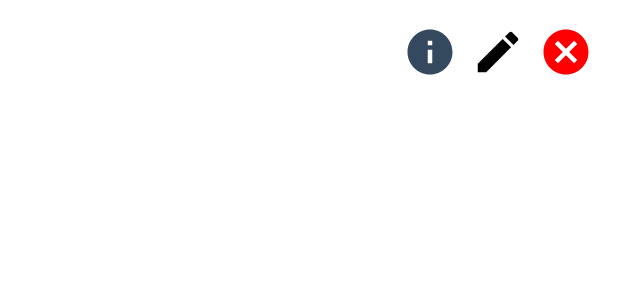
After one commit to AOskari/TMS, an Android app: the layout ateriatiedot_layout.xml on its own in the app's theme, with its tools: preview values and no code run, on a phone screen of 412 x 824 dp. The commit adds this screen. Shown: the top 300 px of the screen. Run offline under Robolectric (Android 15) with nearby library versions, the phone set to English and light mode, and no system bars.

Commit message:
Muokattu AteriatActivity.

```diff
--- a/app/src/main/AndroidManifest.xml
+++ b/app/src/main/AndroidManifest.xml
@@ -24,7 +24,7 @@
             android:name=".aktiviteetit.AteriatActivity"
             android:parentActivityName=".aktiviteetit.MainActivity" />
         <activity
-            android:name=".aktiviteetit.HaeActivity"
+            android:name=".aktiviteetit.HakuActivity"
             android:parentActivityName=".aktiviteetit.AteriaActivity"
             android:windowSoftInputMode="adjustPan" />
         <activity
--- a/app/src/main/java/com/example/androidproject/aktiviteetit/AteriaActivity.java
+++ b/app/src/main/java/com/example/androidproject/aktiviteetit/AteriaActivity.java
@@ -1,7 +1,6 @@
 package com.example.androidproject.aktiviteetit;
 
 import androidx.appcompat.app.AppCompatActivity;
-import androidx.core.view.ViewCompat;
 
 import android.app.AlertDialog;
 import android.app.TimePickerDialog;
@@ -280,6 +279,6 @@ public class AteriaActivity extends AppCompatActivity {
     }
 
     public void hae(View v) {
-        startActivity(new Intent(AteriaActivity.this, HaeActivity.class));
+        startActivity(new Intent(AteriaActivity.this, HakuActivity.class));
     }
 }
--- a/app/src/main/java/com/example/androidproject/aktiviteetit/HaeActivity.java
+++ b/app/src/main/java/com/example/androidproject/aktiviteetit/HakuActivity.java
@@ -32,7 +32,7 @@ import java.util.ArrayList;
 import java.util.List;
 import java.lang.*;
 
-public class HaeActivity extends AppCompatActivity {
+public class HakuActivity extends AppCompatActivity {
 
     private RequestQueue requestQueue;
     private List<Elintarvike> foodInfo;
--- /dev/null
+++ b/app/src/main/res/drawable/edit.xml
@@ -0,0 +1,5 @@
+<vector android:height="36dp" android:tint="?attr/colorControlNormal"
+    android:viewportHeight="24" android:viewportWidth="24"
+    android:width="36dp" xmlns:android="http://schemas.android.com/apk/res/android">
+    <path android:fillColor="@android:color/white" android:pathData="M3,17.25V21h3.75L17.81,9.94l-3.75,-3.75L3,17.25zM20.71,7.04c0.39,-0.39 0.39,-1.02 0,-1.41l-2.34,-2.34c-0.39,-0.39 -1.02,-0.39 -1.41,0l-1.83,1.83 3.75,3.75 1.83,-1.83z"/>
+</vector>
--- a/app/src/main/res/layout/activity_ateriat.xml
+++ b/app/src/main/res/layout/activity_ateriat.xml
@@ -8,7 +8,7 @@
 
     <ListView
         android:id="@+id/aterialista"
-        android:layout_width="299dp"
+        android:layout_width="match_parent"
         android:layout_height="425dp"
         android:layout_marginBottom="16dp"
         app:layout_constraintBottom_toBottomOf="parent"
--- a/app/src/main/res/layout/activity_hae.xml
+++ b/app/src/main/res/layout/activity_hae.xml
@@ -4,7 +4,7 @@
     xmlns:tools="http://schemas.android.com/tools"
     android:layout_width="match_parent"
     android:layout_height="match_parent"
-    tools:context=".aktiviteetit.HaeActivity">
+    tools:context=".aktiviteetit.HakuActivity">
 
     <EditText
         android:id="@+id/text_input"
--- /dev/null
+++ b/app/src/main/res/layout/ateriatiedot_layout.xml
@@ -0,0 +1,76 @@
+<?xml version="1.0" encoding="utf-8"?>
+<androidx.constraintlayout.widget.ConstraintLayout xmlns:android="http://schemas.android.com/apk/res/android"
+    xmlns:app="http://schemas.android.com/apk/res-auto"
+    xmlns:tools="http://schemas.android.com/tools"
+    android:layout_width="match_parent"
+    android:layout_height="match_parent">
+
+    <TextView
+        android:id="@+id/kellonaika"
+        android:layout_width="90dp"
+        android:layout_height="wrap_content"
+        android:layout_marginStart="16dp"
+        android:layout_marginLeft="16dp"
+        android:layout_marginTop="16dp"
+        android:textColor="@color/black"
+        android:textStyle="bold"
+        app:layout_constraintBottom_toTopOf="@+id/aterianNimi"
+        app:layout_constraintStart_toStartOf="parent"
+        app:layout_constraintTop_toTopOf="parent" />
+
+    <TextView
+        android:id="@+id/aterianNimi"
+        android:layout_width="130dp"
+        android:layout_height="wrap_content"
+        android:layout_marginStart="16dp"
+        android:layout_marginLeft="16dp"
+        android:layout_marginBottom="16dp"
+        android:textColor="@color/black"
+        android:textStyle="bold"
+        app:layout_constraintBottom_toBottomOf="parent"
+        app:layout_constraintStart_toStartOf="parent"
+        app:layout_constraintTop_toBottomOf="@+id/kellonaika" />
+
+    <ImageButton
+        android:id="@+id/info"
+        android:layout_width="37dp"
+        android:layout_height="37dp"
+        android:layout_marginTop="16dp"
+        android:layout_marginEnd="8dp"
+        android:layout_marginRight="8dp"
+        android:backgroundTint="#00000000"
+        android:tint="@color/primaryColor"
+        app:layout_constraintEnd_toStartOf="@+id/editoi"
+        app:layout_constraintTop_toTopOf="parent"
+        app:srcCompat="@drawable/info"
+        tools:ignore="VectorDrawableCompat" />
+
+    <ImageButton
+        android:id="@+id/poista"
+        android:layout_width="37dp"
+        android:layout_height="37dp"
+        android:layout_marginTop="16dp"
+        android:layout_marginEnd="16dp"
+        android:layout_marginRight="16dp"
+        android:backgroundTint="#00000000"
+        android:tint="@color/red"
+        app:layout_constraintEnd_toEndOf="parent"
+        app:layout_constraintTop_toTopOf="parent"
+        app:srcCompat="@drawable/cancel"
+        tools:ignore="VectorDrawableCompat" />
+
+    <ImageButton
+        android:id="@+id/editoi"
+        android:layout_width="37dp"
+        android:layout_height="37dp"
+        android:layout_marginTop="16dp"
+        android:layout_marginEnd="8dp"
+        android:layout_marginRight="8dp"
+        android:backgroundTint="#00000000"
+        android:tint="@color/black"
+        app:layout_constraintEnd_toStartOf="@+id/poista"
+        app:layout_constraintTop_toTopOf="parent"
+        app:srcCompat="@drawable/edit"
+        tools:ignore="VectorDrawableCompat" />
+
+</androidx.constraintlayout.widget.ConstraintLayout>
```
Also changed, not shown: app/src/main/java/com/example/androidproject/Ateria.java (+7 -0 lines), app/src/main/java/com/example/androidproject/AteriaLista.java (+20 -2 lines), app/src/main/java/com/example/androidproject/AteriatAdapter.java (added, +119 -0 lines), app/src/main/java/com/example/androidproject/HakuAdapter.java (+3 -5 lines), app/src/main/java/com/example/androidproject/aktiviteetit/AteriatActivity.java (+4 -7 lines).
